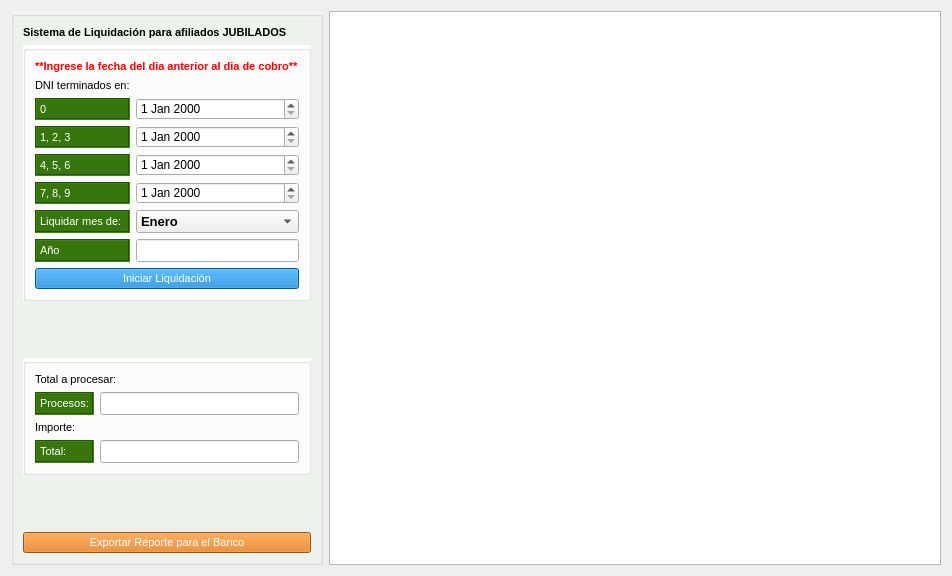
shae-ra/sindicato, file gui/liquidadores/liquidadorJubilados.ui: the form before one commit.
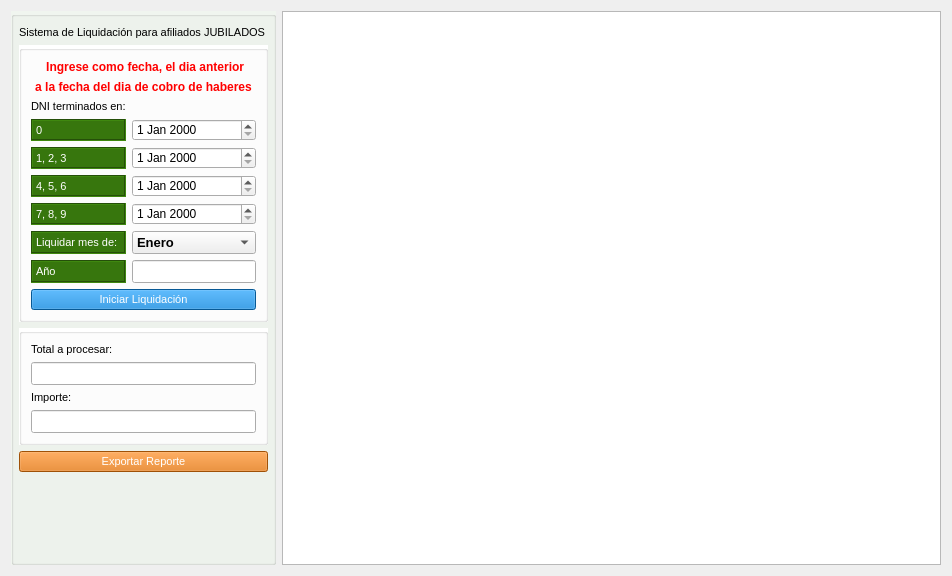
The form after the commit. Icons and pictures are not drawn.

Patch:
```diff
--- a/gui/liquidadores/liquidadorJubilados.ui
+++ b/gui/liquidadores/liquidadorJubilados.ui
@@ -13,7 +13,7 @@
   <property name="windowTitle">
    <string>Form</string>
   </property>
-  <layout class="QGridLayout" name="gridLayout">
+  <layout class="QGridLayout" name="gridLayout" columnstretch="5,95">
    <item row="0" column="0">
     <widget class="QGroupBox" name="groupBox_3">
      <property name="font">
@@ -36,7 +36,43 @@
       <bool>false</bool>
      </property>
      <layout class="QGridLayout" name="gridLayout_3">
-      <item row="9" column="0" colspan="3">
+      <property name="leftMargin">
+       <number>5</number>
+      </property>
+      <property name="rightMargin">
+       <number>5</number>
+      </property>
+      <item row="1" column="0" colspan="2">
+       <widget class="QLabel" name="label_9">
+        <property name="sizePolicy">
+         <sizepolicy hsizetype="Preferred" vsizetype="Fixed">
+          <horstretch>0</horstretch>
+          <verstretch>0</verstretch>
+         </sizepolicy>
+        </property>
+        <property name="font">
+         <font>
+          <family>Arial</family>
+          <pointsize>8</pointsize>
+          <weight>50</weight>
+          <bold>false</bold>
+         </font>
+        </property>
+        <property name="styleSheet">
+         <string notr="true"/>
+        </property>
+        <property name="frameShape">
+         <enum>QFrame::NoFrame</enum>
+        </property>
+        <property name="text">
+         <string>Sistema de Liquidación para afiliados JUBILADOS</string>
+        </property>
+        <property name="textFormat">
+         <enum>Qt::AutoText</enum>
+        </property>
+       </widget>
+      </item>
+      <item row="8" column="0" colspan="2">
        <widget class="QPushButton" name="pushButton_exportar">
         <property name="sizePolicy">
          <sizepolicy hsizetype="Minimum" vsizetype="Fixed">
@@ -64,7 +100,7 @@
 }</string>
         </property>
         <property name="text">
-         <string>Exportar Reporte para el Banco</string>
+         <string>Exportar Reporte</string>
         </property>
         <property name="icon">
          <iconset>
@@ -78,37 +114,109 @@
         </property>
        </widget>
       </item>
-      <item row="1" column="0" colspan="3">
-       <widget class="QLabel" name="label_9">
-        <property name="sizePolicy">
-         <sizepolicy hsizetype="Preferred" vsizetype="Fixed">
-          <horstretch>0</horstretch>
-          <verstretch>0</verstretch>
-         </sizepolicy>
-        </property>
-        <property name="font">
-         <font>
-          <family>Arial</family>
-          <pointsize>8</pointsize>
-          <weight>75</weight>
-          <bold>true</bold>
-         </font>
-        </property>
+      <item row="3" column="0" colspan="2">
+       <widget class="QGroupBox" name="groupBox_5">
         <property name="styleSheet">
-         <string notr="true"/>
+         <string notr="true">#groupBox_5{
+background-color:#FFFFFF
+}</string>
         </property>
-        <property name="frameShape">
-         <enum>QFrame::NoFrame</enum>
+        <property name="title">
+         <string/>
         </property>
-        <property name="text">
-         <string>Sistema de Liquidación para afiliados JUBILADOS</string>
-        </property>
-        <property name="textFormat">
-         <enum>Qt::AutoText</enum>
-        </property>
+        <layout class="QGridLayout" name="gridLayout_5">
+         <item row="1" column="0" colspan="2">
+          <widget class="QLabel" name="label_17">
+           <property name="sizePolicy">
+            <sizepolicy hsizetype="Preferred" vsizetype="Fixed">
+             <horstretch>0</horstretch>
+             <verstretch>0</verstretch>
+            </sizepolicy>
+           </property>
+           <property name="font">
+            <font>
+             <family>Arial</family>
+             <pointsize>8</pointsize>
+             <weight>50</weight>
+             <bold>false</bold>
+            </font>
+           </property>
+           <property name="styleSheet">
+            <string notr="true"/>
+           </property>
+           <property name="frameShape">
+            <enum>QFrame::NoFrame</enum>
+           </property>
+           <property name="text">
+            <string>Total a procesar:</string>
+           </property>
+          </widget>
+         </item>
+         <item row="3" column="0" colspan="2">
+          <widget class="QLabel" name="label_18">
+           <property name="sizePolicy">
+            <sizepolicy hsizetype="Preferred" vsizetype="Fixed">
+             <horstretch>0</horstretch>
+             <verstretch>0</verstretch>
+            </sizepolicy>
+           </property>
+           <property name="font">
+            <font>
+             <family>Arial</family>
+             <pointsize>8</pointsize>
+             <weight>50</weight>
+             <bold>false</bold>
+            </font>
+           </property>
+           <property name="styleSheet">
+            <string notr="true"/>
+           </property>
+           <property name="frameShape">
+            <enum>QFrame::NoFrame</enum>
+           </property>
+           <property name="text">
+            <string>Importe:</string>
+           </property>
+          </widget>
+         </item>
+         <item row="2" column="0" colspan="2">
+          <widget class="QLineEdit" name="lineEdit_5">
+           <property name="sizePolicy">
+            <sizepolicy hsizetype="Expanding" vsizetype="Expanding">
+             <horstretch>0</horstretch>
+             <verstretch>0</verstretch>
+            </sizepolicy>
+           </property>
+           <property name="font">
+            <font>
+             <pointsize>10</pointsize>
+             <weight>75</weight>
+             <bold>true</bold>
+            </font>
+           </property>
+          </widget>
+         </item>
+         <item row="4" column="0" colspan="2">
+          <widget class="QLineEdit" name="lineEdit_6">
+           <property name="sizePolicy">
+            <sizepolicy hsizetype="Expanding" vsizetype="Expanding">
+             <horstretch>0</horstretch>
+             <verstretch>0</verstretch>
+            </sizepolicy>
+           </property>
+           <property name="font">
+            <font>
+             <pointsize>10</pointsize>
+             <weight>75</weight>
+             <bold>true</bold>
+            </font>
+           </property>
+          </widget>
+         </item>
+        </layout>
        </widget>
       </item>
-      <item row="2" column="0" colspan="3">
+      <item row="2" column="0" colspan="2">
        <widget class="QGroupBox" name="groupBox_4">
         <property name="styleSheet">
          <string notr="true">#groupBox_4{
@@ -119,7 +227,7 @@
          <string/>
         </property>
         <layout class="QGridLayout" name="gridLayout_4">
-         <item row="2" column="0">
+         <item row="3" column="0">
           <widget class="QLabel" name="label_2">
            <property name="sizePolicy">
             <sizepolicy hsizetype="Preferred" vsizetype="Expanding">
@@ -152,181 +260,7 @@
            </property>
           </widget>
          </item>
-         <item row="3" column="0">
-          <widget class="QLabel" name="label_6">
-           <property name="sizePolicy">
-            <sizepolicy hsizetype="Preferred" vsizetype="Expanding">
-             <horstretch>0</horstretch>
-             <verstretch>0</verstretch>
-            </sizepolicy>
-           </property>
-           <property name="font">
-            <font>
-             <family>Arial</family>
-             <pointsize>8</pointsize>
-             <weight>50</weight>
-             <bold>false</bold>
-            </font>
-           </property>
-           <property name="styleSheet">
-            <string notr="true">#label_6{
-background-color:#37760D;
-color: #FFFFFF;
-}</string>
-           </property>
-           <property name="frameShape">
-            <enum>QFrame::Box</enum>
-           </property>
-           <property name="frameShadow">
-            <enum>QFrame::Sunken</enum>
-           </property>
-           <property name="text">
-            <string>1, 2, 3</string>
-           </property>
-          </widget>
-         </item>
-         <item row="5" column="1">
-          <widget class="QDateEdit" name="dateEdit_3">
-           <property name="sizePolicy">
-            <sizepolicy hsizetype="Minimum" vsizetype="Expanding">
-             <horstretch>0</horstretch>
-             <verstretch>0</verstretch>
-            </sizepolicy>
-           </property>
-          </widget>
-         </item>
-         <item row="4" column="1">
-          <widget class="QDateEdit" name="dateEdit_2">
-           <property name="sizePolicy">
-            <sizepolicy hsizetype="Minimum" vsizetype="Expanding">
-             <horstretch>0</horstretch>
-             <verstretch>0</verstretch>
-            </sizepolicy>
-           </property>
-          </widget>
-         </item>
          <item row="7" column="1">
-          <widget class="QLineEdit" name="lineEdit">
-           <property name="sizePolicy">
-            <sizepolicy hsizetype="Expanding" vsizetype="Expanding">
-             <horstretch>0</horstretch>
-             <verstretch>0</verstretch>
-            </sizepolicy>
-           </property>
-           <property name="font">
-            <font>
-             <pointsize>10</pointsize>
-             <weight>75</weight>
-             <bold>true</bold>
-            </font>
-           </property>
-          </widget>
-         </item>
-         <item row="8" column="0" colspan="2">
-          <widget class="QPushButton" name="pushButton_2">
-           <property name="sizePolicy">
-            <sizepolicy hsizetype="Minimum" vsizetype="Fixed">
-             <horstretch>0</horstretch>
-             <verstretch>0</verstretch>
-            </sizepolicy>
-           </property>
-           <property name="font">
-            <font>
-             <family>Arial</family>
-             <pointsize>8</pointsize>
-             <weight>50</weight>
-             <bold>false</bold>
-            </font>
-           </property>
-           <property name="styleSheet">
-            <string notr="true">#pushButton_2{
-background-color:#0A7DD0;
-color: #ffffff
-}
-
-#pushButton_2:hover{
-background-color:#1067A5;
-}
-</string>
-           </property>
-           <property name="text">
-            <string>Iniciar Liquidación</string>
-           </property>
-           <property name="icon">
-            <iconset>
-             <normaloff>../iconos/refresh.ico</normaloff>../iconos/refresh.ico</iconset>
-           </property>
-           <property name="iconSize">
-            <size>
-             <width>30</width>
-             <height>30</height>
-            </size>
-           </property>
-          </widget>
-         </item>
-         <item row="4" column="0">
-          <widget class="QLabel" name="label_7">
-           <property name="sizePolicy">
-            <sizepolicy hsizetype="Preferred" vsizetype="Expanding">
-             <horstretch>0</horstretch>
-             <verstretch>0</verstretch>
-            </sizepolicy>
-           </property>
-           <property name="font">
-            <font>
-             <family>Arial</family>
-             <pointsize>8</pointsize>
-             <weight>50</weight>
-             <bold>false</bold>
-            </font>
-           </property>
-           <property name="styleSheet">
-            <string notr="true">#label_7{
-background-color:#37760D;
-color: #FFFFFF;
-}</string>
-           </property>
-           <property name="frameShape">
-            <enum>QFrame::Box</enum>
-           </property>
-           <property name="frameShadow">
-            <enum>QFrame::Sunken</enum>
-           </property>
-           <property name="text">
-            <string>4, 5, 6</string>
-           </property>
-          </widget>
-         </item>
-         <item row="0" column="0" colspan="2">
-          <widget class="QLabel" name="label_13">
-           <property name="sizePolicy">
-            <sizepolicy hsizetype="Preferred" vsizetype="Fixed">
-             <horstretch>0</horstretch>
-             <verstretch>0</verstretch>
-            </sizepolicy>
-           </property>
-           <property name="font">
-            <font>
-             <family>Arial</family>
-             <pointsize>8</pointsize>
-             <weight>75</weight>
-             <bold>true</bold>
-             <underline>false</underline>
-            </font>
-           </property>
-           <property name="styleSheet">
-            <string notr="true">#label_13{
-color: red;}</string>
-           </property>
-           <property name="frameShape">
-            <enum>QFrame::NoFrame</enum>
-           </property>
-           <property name="text">
-            <string>**Ingrese la fecha del dia anterior al dia de cobro**</string>
-           </property>
-          </widget>
-         </item>
-         <item row="6" column="1">
           <widget class="QComboBox" name="comboBox_3">
            <property name="sizePolicy">
             <sizepolicy hsizetype="Preferred" vsizetype="Expanding">
@@ -413,7 +347,7 @@
            </item>
           </widget>
          </item>
-         <item row="2" column="1">
+         <item row="3" column="1">
           <widget class="QDateEdit" name="dateEdit">
            <property name="sizePolicy">
             <sizepolicy hsizetype="Minimum" vsizetype="Expanding">
@@ -423,7 +357,7 @@
            </property>
           </widget>
          </item>
-         <item row="5" column="0">
+         <item row="6" column="0">
           <widget class="QLabel" name="label_8">
            <property name="sizePolicy">
             <sizepolicy hsizetype="Preferred" vsizetype="Expanding">
@@ -456,7 +390,7 @@
            </property>
           </widget>
          </item>
-         <item row="6" column="0">
+         <item row="7" column="0">
           <widget class="QLabel" name="label_12">
            <property name="sizePolicy">
             <sizepolicy hsizetype="Preferred" vsizetype="Expanding">
@@ -489,17 +423,7 @@
            </property>
           </widget>
          </item>
-         <item row="3" column="1">
-          <widget class="QDateEdit" name="dateEdit_7">
-           <property name="sizePolicy">
-            <sizepolicy hsizetype="Minimum" vsizetype="Expanding">
-             <horstretch>0</horstretch>
-             <verstretch>0</verstretch>
-            </sizepolicy>
-           </property>
-          </widget>
-         </item>
-         <item row="7" column="0">
+         <item row="8" column="0">
           <widget class="QLabel" name="label_10">
            <property name="sizePolicy">
             <sizepolicy hsizetype="Preferred" vsizetype="Expanding">
@@ -532,7 +456,17 @@
            </property>
           </widget>
          </item>
-         <item row="1" column="0" colspan="2">
+         <item row="4" column="1">
+          <widget class="QDateEdit" name="dateEdit_7">
+           <property name="sizePolicy">
+            <sizepolicy hsizetype="Minimum" vsizetype="Expanding">
+             <horstretch>0</horstretch>
+             <verstretch>0</verstretch>
+            </sizepolicy>
+           </property>
+          </widget>
+         </item>
+         <item row="2" column="0" colspan="2">
           <widget class="QLabel" name="label_19">
            <property name="sizePolicy">
             <sizepolicy hsizetype="Preferred" vsizetype="Fixed">
@@ -559,10 +493,210 @@
            </property>
           </widget>
          </item>
+         <item row="4" column="0">
+          <widget class="QLabel" name="label_6">
+           <property name="sizePolicy">
+            <sizepolicy hsizetype="Preferred" vsizetype="Expanding">
+             <horstretch>0</horstretch>
+             <verstretch>0</verstretch>
+            </sizepolicy>
+           </property>
+           <property name="font">
+            <font>
+             <family>Arial</family>
+             <pointsize>8</pointsize>
+             <weight>50</weight>
+             <bold>false</bold>
+            </font>
+           </property>
+           <property name="styleSheet">
+            <string notr="true">#label_6{
+background-color:#37760D;
+color: #FFFFFF;
+}</string>
+           </property>
+           <property name="frameShape">
+            <enum>QFrame::Box</enum>
+           </property>
+           <property name="frameShadow">
+            <enum>QFrame::Sunken</enum>
+           </property>
+           <property name="text">
+            <string>1, 2, 3</string>
+           </property>
+          </widget>
+         </item>
+         <item row="6" column="1">
+          <widget class="QDateEdit" name="dateEdit_3">
+           <property name="sizePolicy">
+            <sizepolicy hsizetype="Minimum" vsizetype="Expanding">
+             <horstretch>0</horstretch>
+             <verstretch>0</verstretch>
+            </sizepolicy>
+           </property>
+          </widget>
+         </item>
+         <item row="5" column="1">
+          <widget class="QDateEdit" name="dateEdit_2">
+           <property name="sizePolicy">
+            <sizepolicy hsizetype="Minimum" vsizetype="Expanding">
+             <horstretch>0</horstretch>
+             <verstretch>0</verstretch>
+            </sizepolicy>
+           </property>
+          </widget>
+         </item>
+         <item row="9" column="0" colspan="2">
+          <widget class="QPushButton" name="pushButton_2">
+           <property name="sizePolicy">
+            <sizepolicy hsizetype="Minimum" vsizetype="Expanding">
+             <horstretch>0</horstretch>
+             <verstretch>0</verstretch>
+            </sizepolicy>
+           </property>
+           <property name="font">
+            <font>
+             <family>Arial</family>
+             <pointsize>8</pointsize>
+             <weight>50</weight>
+             <bold>false</bold>
+            </font>
+           </property>
+           <property name="styleSheet">
+            <string notr="true">#pushButton_2{
+background-color:#0A7DD0;
+color: #ffffff
+}
+
+#pushButton_2:hover{
+background-color:#1067A5;
+}
+</string>
+           </property>
+           <property name="text">
+            <string>Iniciar Liquidación</string>
+           </property>
+           <property name="icon">
+            <iconset>
+             <normaloff>../iconos/refresh.ico</normaloff>../iconos/refresh.ico</iconset>
+           </property>
+           <property name="iconSize">
+            <size>
+             <width>30</width>
+             <height>30</height>
+            </size>
+           </property>
+          </widget>
+         </item>
+         <item row="5" column="0">
+          <widget class="QLabel" name="label_7">
+           <property name="sizePolicy">
+            <sizepolicy hsizetype="Preferred" vsizetype="Expanding">
+             <horstretch>0</horstretch>
+             <verstretch>0</verstretch>
+            </sizepolicy>
+           </property>
+           <property name="font">
+            <font>
+             <family>Arial</family>
+             <pointsize>8</pointsize>
+             <weight>50</weight>
+             <bold>false</bold>
+            </font>
+           </property>
+           <property name="styleSheet">
+            <string notr="true">#label_7{
+background-color:#37760D;
+color: #FFFFFF;
+}</string>
+           </property>
+           <property name="frameShape">
+            <enum>QFrame::Box</enum>
+           </property>
+           <property name="frameShadow">
+            <enum>QFrame::Sunken</enum>
+           </property>
+           <property name="text">
+            <string>4, 5, 6</string>
+           </property>
+          </widget>
+         </item>
+         <item row="8" column="1">
+          <widget class="QLineEdit" name="lineEdit">
+           <property name="sizePolicy">
+            <sizepolicy hsizetype="Expanding" vsizetype="Expanding">
+             <horstretch>0</horstretch>
+             <verstretch>0</verstretch>
+            </sizepolicy>
+           </property>
+           <property name="font">
+            <font>
+             <pointsize>10</pointsize>
+             <weight>75</weight>
+             <bold>true</bold>
+            </font>
+           </property>
+          </widget>
+         </item>
+         <item row="0" column="0" colspan="2">
+          <widget class="QLabel" name="label">
+           <property name="font">
+            <font>
+             <weight>75</weight>
+             <bold>true</bold>
+            </font>
+           </property>
+           <property name="styleSheet">
+            <string notr="true">#label{
+color: red;
+}</string>
+           </property>
+           <property name="text">
+            <string> Ingrese como fecha, el dia anterior</string>
+           </property>
+           <property name="alignment">
+            <set>Qt::AlignCenter</set>
+           </property>
+          </widget>
+         </item>
+         <item row="1" column="0" colspan="2">
+          <widget class="QLabel" name="label_4">
+           <property name="font">
+            <font>
+             <weight>75</weight>
+             <bold>true</bold>
+            </font>
+           </property>
+           <property name="styleSheet">
+            <string notr="true">#label_4{
+color: red;
+}</string>
+           </property>
+           <property name="text">
+            <string>a la fecha del dia de cobro de haberes</string>
+           </property>
+           <property name="alignment">
+            <set>Qt::AlignCenter</set>
+           </property>
+          </widget>
+         </item>
         </layout>
        </widget>
       </item>
-      <item row="3" column="0" colspan="3">
+      <item row="12" column="0">
+       <spacer name="verticalSpacer">
+        <property name="orientation">
+         <enum>Qt::Vertical</enum>
+        </property>
+        <property name="sizeHint" stdset="0">
+         <size>
+          <width>20</width>
+          <height>40</height>
+         </size>
+        </property>
+       </spacer>
+      </item>
+      <item row="10" column="0">
        <spacer name="verticalSpacer_3">
         <property name="orientation">
          <enum>Qt::Vertical</enum>
@@ -575,175 +709,20 @@
         </property>
        </spacer>
       </item>
-      <item row="4" column="0" colspan="3">
-       <widget class="QGroupBox" name="groupBox_5">
-        <property name="styleSheet">
-         <string notr="true">#groupBox_5{
-background-color:#FFFFFF
-}</string>
+      <item row="9" column="0">
+       <spacer name="verticalSpacer_2">
+        <property name="orientation">
+         <enum>Qt::Vertical</enum>
         </property>
-        <property name="title">
-         <string/>
+        <property name="sizeHint" stdset="0">
+         <size>
+          <width>20</width>
+          <height>40</height>
+         </size>
         </property>
-        <layout class="QGridLayout" name="gridLayout_5">
-         <item row="1" column="1">
-          <widget class="QLineEdit" name="lineEdit_5">
-           <property name="sizePolicy">
-            <sizepolicy hsizetype="Expanding" vsizetype="Expanding">
-             <horstretch>0</horstretch>
-             <verstretch>0</verstretch>
-            </sizepolicy>
-           </property>
-           <property name="font">
-            <font>
-             <pointsize>10</pointsize>
-             <weight>75</weight>
-             <bold>true</bold>
-            </font>
-           </property>
-          </widget>
-         </item>
-         <item row="3" column="0">
-          <widget class="QLabel" name="label_14">
-           <property name="sizePolicy">
-            <sizepolicy hsizetype="Preferred" vsizetype="Expanding">
-             <horstretch>0</horstretch>
-             <verstretch>0</verstretch>
-            </sizepolicy>
-           </property>
-           <property name="font">
-            <font>
-             <family>Arial</family>
-             <pointsize>8</pointsize>
-             <weight>50</weight>
-             <bold>false</bold>
-            </font>
-           </property>
-           <property name="styleSheet">
-            <string notr="true">#label_14{
-background-color:#37760D;
-color: #FFFFFF;
-}</string>
-           </property>
-           <property name="frameShape">
-            <enum>QFrame::Box</enum>
-           </property>
-           <property name="frameShadow">
-            <enum>QFrame::Sunken</enum>
-           </property>
-           <property name="text">
-            <string>Total:</string>
-           </property>
-          </widget>
-         </item>
-         <item row="1" column="0">
-          <widget class="QLabel" name="label_16">
-           <property name="sizePolicy">
-            <sizepolicy hsizetype="Preferred" vsizetype="Expanding">
-             <horstretch>0</horstretch>
-             <verstretch>0</verstretch>
-            </sizepolicy>
-           </property>
-           <property name="font">
-            <font>
-             <family>Arial</family>
-             <pointsize>8</pointsize>
-             <weight>50</weight>
-             <bold>false</bold>
-            </font>
-           </property>
-           <property name="styleSheet">
-            <string notr="true">#label_16{
-background-color:#37760D;
-color: #FFFFFF;
-}</string>
-           </property>
-           <property name="frameShape">
-            <enum>QFrame::Box</enum>
-           </property>
-           <property name="frameShadow">
-            <enum>QFrame::Sunken</enum>
-           </property>
-           <property name="text">
-            <string>Procesos:</string>
-           </property>
-          </widget>
-         </item>
-         <item row="3" column="1">
-          <widget class="QLineEdit" name="lineEdit_6">
-           <property name="sizePolicy">
-            <sizepolicy hsizetype="Expanding" vsizetype="Expanding">
-             <horstretch>0</horstretch>
-             <verstretch>0</verstretch>
-            </sizepolicy>
-           </property>
-           <property name="font">
-            <font>
-             <pointsize>10</pointsize>
-             <weight>75</weight>
-             <bold>true</bold>
-            </font>
-           </property>
-          </widget>
-         </item>
-         <item row="0" column="0" colspan="2">
-          <widget class="QLabel" name="label_17">
-           <property name="sizePolicy">
-            <sizepolicy hsizetype="Preferred" vsizetype="Fixed">
-             <horstretch>0</horstretch>
-             <verstretch>0</verstretch>
-            </sizepolicy>
-           </property>
-           <property name="font">
-            <font>
-             <family>Arial</family>
-             <pointsize>8</pointsize>
-             <weight>50</weight>
-             <bold>false</bold>
-            </font>
-           </property>
-           <property name="styleSheet">
-            <string notr="true"/>
-           </property>
-           <property name="frameShape">
-            <enum>QFrame::NoFrame</enum>
-           </property>
-           <property name="text">
-            <string>Total a procesar:</string>
-           </property>
-          </widget>
-         </item>
-         <item row="2" column="0" colspan="2">
-          <widget class="QLabel" name="label_18">
-           <property name="sizePolicy">
-            <sizepolicy hsizetype="Preferred" vsizetype="Fixed">
-             <horstretch>0</horstretch>
-             <verstretch>0</verstretch>
-            </sizepolicy>
-           </property>
-           <property name="font">
-            <font>
-             <family>Arial</family>
-             <pointsize>8</pointsize>
-             <weight>50</weight>
-             <bold>false</bold>
-            </font>
-           </property>
-           <property name="styleSheet">
-            <string notr="true"/>
-           </property>
-           <property name="frameShape">
-            <enum>QFrame::NoFrame</enum>
-           </property>
-           <property name="text">
-            <string>Importe:</string>
-           </property>
-          </widget>
-         </item>
-        </layout>
-       </widget>
+       </spacer>
       </item>
-      <item row="5" column="0" colspan="3">
+      <item row="11" column="0">
        <spacer name="verticalSpacer_4">
         <property name="orientation">
          <enum>Qt::Vertical</enum>
```
